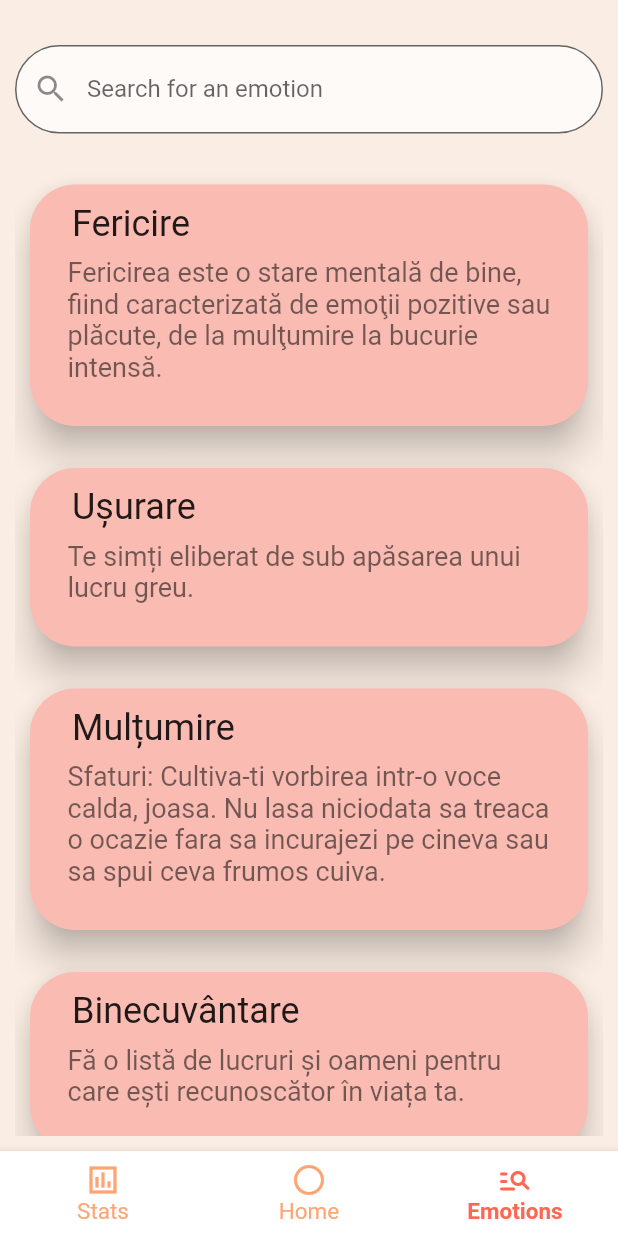
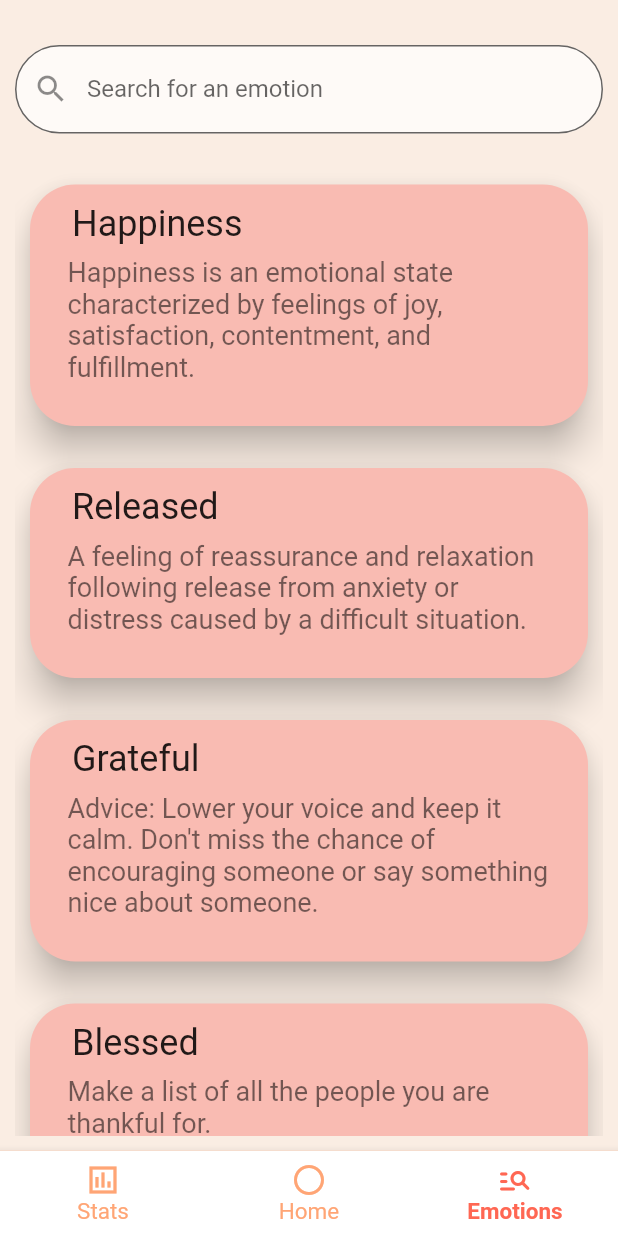
Before and after one commit to prelipceancristian/FE-TrackingEmotions, a Flutter app: the screen it shows after launch, item 3 of the bottom bar chosen, on a phone screen of 412 x 824 dp. Run offline on Flutter 3.47's test engine with Material 2 defaults, Android fonts, the phone set to English and light mode, and no system bars; our stand-ins replace chat_bubbles, flutter_secure_storage, google_sign_in; missing offline and left inert: flutter_facebook_auth.

Commit message:
New background colors

```diff
--- a/tracking_emotions/lib/widgets/after-submit/congratiulations-page.dart
+++ b/tracking_emotions/lib/widgets/after-submit/congratiulations-page.dart
@@ -23,7 +23,7 @@ class CongratulationsPage extends StatelessWidget {
           ],
         ),
       ),
-      backgroundColor: Colors.red[100],
+      backgroundColor: Color.fromARGB(255, 250, 237, 227),
       floatingActionButton: FloatingActionButton(
         backgroundColor: Colors.red[300],
         child: Icon(Icons.arrow_forward_ios),
--- a/tracking_emotions/lib/widgets/emotions_info_page/emotion_info_page.dart
+++ b/tracking_emotions/lib/widgets/emotions_info_page/emotion_info_page.dart
@@ -27,26 +27,26 @@ class _HomePageState extends State<HomePage> {
   final List<Map<String, dynamic>> _allUsers = [
     {
       "id": 1,
-      "name": "Fericire",
+      "name": "Happiness",
       "description":
-          "Fericirea este o stare mentală de bine, fiind caracterizată de emoţii pozitive sau plăcute, de la mulţumire la bucurie intensă.",
+          "Happiness is an emotional state characterized by feelings of joy, satisfaction, contentment, and fulfillment.",
     },
     {
       "id": 2,
-      "name": "Ușurare",
-      "description": "Te simți eliberat de sub apăsarea unui lucru greu.",
+      "name": "Released",
+      "description":
+          "A feeling of reassurance and relaxation following release from anxiety or distress caused by a difficult situation.",
     },
     {
       "id": 3,
-      "name": "Mulțumire",
+      "name": "Grateful",
       "description":
-          "Sfaturi: Cultiva-ti vorbirea intr-o voce calda, joasa. Nu lasa niciodata sa treaca o ocazie fara sa incurajezi pe cineva sau sa spui ceva frumos cuiva.",
+          "Advice: Lower your voice and keep it calm. Don't miss the chance of encouraging someone or say something nice about someone.",
     },
     {
       "id": 4,
-      "name": "Binecuvântare",
-      "description":
-          "Fă o listă de lucruri și oameni pentru care ești recunoscător în viața ta.",
+      "name": "Blessed",
+      "description": "Make a list of all the people you are thankful for.",
     },
     {
       "id": 5,
--- a/tracking_emotions/lib/widgets/emotions_report_page/emotions_report_page.dart
+++ b/tracking_emotions/lib/widgets/emotions_report_page/emotions_report_page.dart
@@ -124,7 +124,7 @@ class _EmotionsReportPageState extends State<EmotionsReportPage> {
       ),
       body: Container(
         decoration: BoxDecoration(
-          color: Colors.white,
+          color: Color.fromARGB(255, 250, 237, 227),
         ),
         padding: const EdgeInsets.all(18.0),
         child: ListView.builder(
--- a/tracking_emotions/lib/widgets/homepage/HomeScreen.dart
+++ b/tracking_emotions/lib/widgets/homepage/HomeScreen.dart
@@ -22,7 +22,7 @@ class HomeScreen extends StatelessWidget {
                   Container(
                     margin: EdgeInsets.only(
                         top:
-                            220), //𝘏𝘰𝘸 𝘢𝘳𝘦 𝘺𝘰𝘶 𝘧𝘦𝘦𝘭𝘪𝘯𝘨 𝘵𝘰𝘥𝘢𝘺?
+                            280), //𝘏𝘰𝘸 𝘢𝘳𝘦 𝘺𝘰𝘶 𝘧𝘦𝘦𝘭𝘪𝘯𝘨 𝘵𝘰𝘥𝘢𝘺?
                     child: Card(
                         color:
                             Color.fromARGB(255, 249, 187, 178).withOpacity(0.3),
```
